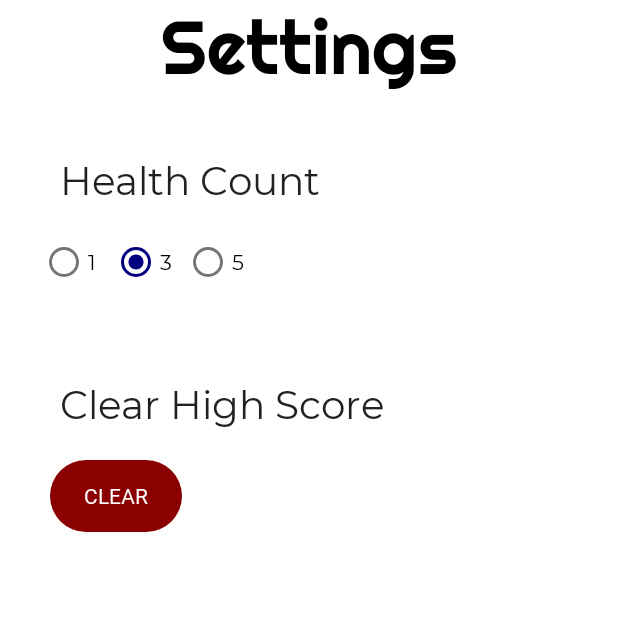
After one commit to gianmartind/PianoTiles, an Android app: the fragment SettingsFragment placed in its activity, on a phone screen of 412 x 824 dp, the top half of it. The commit adds this screen. Run offline under Robolectric (Android 15) with nearby library versions, the phone set to English and light mode, and no system bars.

Commit message:
settings page, changed to soundpool

```diff
--- a/app/src/main/java/com/example/pianotiles/SettingsPrefSaver.java
+++ b/app/src/main/java/com/example/pianotiles/SettingsPrefSaver.java
@@ -19,6 +19,6 @@ public class SettingsPrefSaver {
     }
 
     public int getKeyHealth(){
-        return this.sharedPreferences.getInt(KEY_HEALTH, 4);
+        return this.sharedPreferences.getInt(KEY_HEALTH, 3);
     }
 }
--- /dev/null
+++ b/app/src/main/java/com/example/pianotiles/presenter/SettingsFragmentPresenter.java
@@ -0,0 +1,69 @@
+package com.example.pianotiles.presenter;
+
+import android.content.Context;
+import android.content.DialogInterface;
+
+import androidx.appcompat.app.AlertDialog;
+
+import com.example.pianotiles.DBHandler;
+import com.example.pianotiles.SettingsPrefSaver;
+
+public class SettingsFragmentPresenter {
+    SettingsPrefSaver settingsPrefSaver;
+    ISettingsFragment ui;
+    int health;
+    DBHandler db;
+
+    public SettingsFragmentPresenter(ISettingsFragment ui, SettingsPrefSaver settingsPrefSaver, DBHandler db){
+        this.ui = ui;
+        this.settingsPrefSaver = settingsPrefSaver;
+        this.db = db;
+    }
+
+    public void loadHealth(){
+        this.health = this.settingsPrefSaver.getKeyHealth();
+        this.ui.loadHealth(this.health);
+    }
+
+    public void setHealth(int count){
+        if(count == 1){
+            this.health = 1;
+            this.settingsPrefSaver.saveHealth(this.health);
+            this.ui.loadHealth(this.health);
+        } else if(count == 3){
+            this.health = 3;
+            this.settingsPrefSaver.saveHealth(this.health);
+            this.ui.loadHealth(this.health);
+        } else if(count == 5){
+            this.health = 5;
+            this.settingsPrefSaver.saveHealth(this.health);
+            this.ui.loadHealth(this.health);
+        }
+    }
+    public void openClear(Context context){
+        AlertDialog.Builder builder = new AlertDialog.Builder(context);
+        builder.setTitle("Clear Data Confirmation");
+        builder.setMessage("Delete all item?");
+        builder.setPositiveButton("Yes", new DialogInterface.OnClickListener() {
+            public void onClick(DialogInterface dialog, int id) {
+                dialog.dismiss();
+                clearAll();
+            }
+        });
+        builder.setNegativeButton("No", new DialogInterface.OnClickListener() {
+            public void onClick(DialogInterface dialog, int id) {
+                dialog.dismiss();
+            }
+        });
+        AlertDialog alert = builder.create();
+        alert.show();
+    }
+
+    public void clearAll(){
+        this.db.deleteAllScore();
+    }
+
+    public interface ISettingsFragment{
+        void loadHealth(int count);
+    }
+}
--- a/app/src/main/java/com/example/pianotiles/view/HomeFragment.java
+++ b/app/src/main/java/com/example/pianotiles/view/HomeFragment.java
@@ -17,7 +17,7 @@ import com.example.pianotiles.FragmentListener;
 import com.example.pianotiles.R;
 
 public class HomeFragment extends Fragment implements View.OnClickListener {
-    Button startGame, highScore;
+    Button startGame, highScore, settings;
     CustomToast toast;
     FragmentListener fragmentListener;
     MediaPlayer song;
@@ -32,9 +32,11 @@ public class HomeFragment extends Fragment implements View.OnClickListener {
         this.toast = new CustomToast(toastView, getActivity().getApplicationContext());
         this.startGame = view.findViewById(R.id.btn_start);
         this.highScore = view.findViewById(R.id.btn_high_score);
+        this.settings = view.findViewById(R.id.btn_settings);
 
         this.startGame.setOnClickListener(this);
         this.highScore.setOnClickListener(this);
+        this.settings.setOnClickListener(this);
 
         this.song = MediaPlayer.create(getActivity(),R.raw.canon);
 
@@ -69,6 +71,8 @@ public class HomeFragment extends Fragment implements View.OnClickListener {
             this.fragmentListener.changePage(1);
         } else if(v == this.highScore){
             this.fragmentListener.changePage(3);
+        } else if(v == this.settings){
+            this.fragmentListener.changePage(4);
         }
     }
 }
--- a/app/src/main/java/com/example/pianotiles/view/MainActivity.java
+++ b/app/src/main/java/com/example/pianotiles/view/MainActivity.java
@@ -18,6 +18,7 @@ public class MainActivity extends AppCompatActivity implements FragmentListener
     GameoverFragment gameoverFragment;
     HomeFragment homeFragment;
     HighScoreFragment highScoreFragment;
+    SettingsFragment settingsFragment;
 
     @Override
     protected void onCreate(Bundle savedInstanceState) {
@@ -31,6 +32,7 @@ public class MainActivity extends AppCompatActivity implements FragmentListener
         this.mainFragment = new MainFragment();
         this.gameoverFragment = GameoverFragment.newInstance(0);
         this.highScoreFragment = new HighScoreFragment();
+        this.settingsFragment = new SettingsFragment();
 
         changePage(0);
 
@@ -47,6 +49,8 @@ public class MainActivity extends AppCompatActivity implements FragmentListener
             ft.replace(R.id.fragment_container, this.gameoverFragment).addToBackStack(null);
         } else if(i == 3){
             ft.replace(R.id.fragment_container, this.highScoreFragment).addToBackStack(null);
+        } else if(i == 4){
+            ft.replace(R.id.fragment_container, this.settingsFragment).addToBackStack(null);
         }
         ft.commit();
     }
--- /dev/null
+++ b/app/src/main/java/com/example/pianotiles/view/SettingsFragment.java
@@ -0,0 +1,77 @@
+package com.example.pianotiles.view;
+
+import android.os.Bundle;
+import android.view.LayoutInflater;
+import android.view.View;
+import android.view.ViewGroup;
+import android.widget.Button;
+import android.widget.RadioButton;
+import android.widget.RadioGroup;
+
+import androidx.annotation.NonNull;
+import androidx.annotation.Nullable;
+import androidx.fragment.app.Fragment;
+
+import com.example.pianotiles.DBHandler;
+import com.example.pianotiles.R;
+import com.example.pianotiles.SettingsPrefSaver;
+import com.example.pianotiles.presenter.SettingsFragmentPresenter;
+
+public class SettingsFragment extends Fragment implements View.OnClickListener, SettingsFragmentPresenter.ISettingsFragment {
+    RadioGroup healthCount;
+    RadioButton health1, health3, health5;
+    Button clearScore;
+    SettingsPrefSaver settingsPrefSaver;
+    SettingsFragmentPresenter settingsFragmentPresenter;
+    DBHandler db;
+    public SettingsFragment(){}
+
+    @Nullable
+    @Override
+    public View onCreateView(@NonNull LayoutInflater inflater, @Nullable ViewGroup container, @Nullable Bundle savedInstanceState) {
+        View view = inflater.inflate(R.layout.settings_page, container, false);
+
+        this.healthCount = view.findViewById(R.id.health_count);
+        this.health1 = view.findViewById(R.id.health_1);
+        this.health3 = view.findViewById(R.id.health_3);
+        this.health5 = view.findViewById(R.id.health_5);
+        this.clearScore = view.findViewById(R.id.clear_score);
+
+        this.db = new DBHandler(this.getActivity());
+        this.settingsPrefSaver = new SettingsPrefSaver(this.getActivity());
+        this.settingsFragmentPresenter = new SettingsFragmentPresenter(this, this.settingsPrefSaver, this.db);
+
+        this.health1.setOnClickListener(this);
+        this.health3.setOnClickListener(this);
+        this.health5.setOnClickListener(this);
+        this.clearScore.setOnClickListener(this);
+
+        this.settingsFragmentPresenter.loadHealth();
+        return view;
+    }
+
+    @Override
+    public void onClick(View v) {
+        if(v == this.health1){
+            this.settingsFragmentPresenter.setHealth(1);
+        } else if(v == this.health3){
+            this.settingsFragmentPresenter.setHealth(3);
+        } else if(v == this.health5){
+            this.settingsFragmentPresenter.setHealth(5);
+        } else if(v == this.clearScore){
+            this.settingsFragmentPresenter.openClear(this.getActivity());
+        }
+    }
+
+    @Override
+    public void loadHealth(int count) {
+        if(count == 1){
+            this.health1.setChecked(true);
+        } else if(count == 3){
+            this.health3.setChecked(true);
+        } else if(count == 5){
+            this.health5.setChecked(true);
+        }
+    }
+
+}
--- /dev/null
+++ b/app/src/main/res/layout/settings_page.xml
@@ -0,0 +1,108 @@
+<?xml version="1.0" encoding="utf-8"?>
+<LinearLayout
+    xmlns:android="http://schemas.android.com/apk/res/android"
+    android:layout_width="match_parent"
+    android:layout_height="match_parent"
+    android:orientation="vertical">
+
+    <TextView
+        android:layout_width="wrap_content"
+        android:layout_height="wrap_content"
+        android:text="@string/settings"
+        android:textSize="50sp"
+        android:fontFamily="@font/righteous"
+        android:textColor="@color/black"
+        android:layout_gravity="center"/>
+
+    <ScrollView
+        android:layout_width="match_parent"
+        android:layout_height="0dp"
+        android:layout_weight="1">
+
+        <LinearLayout
+            android:layout_width="match_parent"
+            android:layout_height="match_parent"
+            android:orientation="vertical"
+            android:padding="40px">
+
+            <LinearLayout
+                android:layout_width="match_parent"
+                android:layout_height="wrap_content"
+                android:orientation="vertical">
+
+                <TextView
+                    android:layout_width="match_parent"
+                    android:layout_height="wrap_content"
+                    android:fontFamily="@font/montserrat"
+                    android:textColor="?android:attr/textColorPrimary"
+                    android:textSize="26sp"
+                    android:padding="20px"
+                    android:text="@string/health_count" />
+
+                <RadioGroup
+                    android:id="@+id/health_count"
+                    android:layout_width="wrap_content"
+                    android:layout_height="wrap_content"
+                    android:orientation="horizontal">
+
+                    <RadioButton
+                        android:id="@+id/health_1"
+                        android:layout_width="wrap_content"
+                        android:layout_height="wrap_content"
+                        android:text="@string/one"
+                        android:fontFamily="@font/montserrat"/>
+
+                    <RadioButton
+                        android:id="@+id/health_3"
+                        android:layout_width="match_parent"
+                        android:layout_height="wrap_content"
+                        android:text="@string/three"
+                        android:fontFamily="@font/montserrat"/>
+
+                    <RadioButton
+                        android:id="@+id/health_5"
+                        android:layout_width="wrap_content"
+                        android:layout_height="wrap_content"
+                        android:text="@string/five"
+                        android:fontFamily="@font/montserrat"/>
+
+                </RadioGroup>
+
+            </LinearLayout>
+
+            <View
+                android:layout_width="match_parent"
+                android:layout_height="40dp"/>
+
+            <LinearLayout
+                android:layout_width="match_parent"
+                android:layout_height="wrap_content"
+                android:orientation="vertical">
+
+                <TextView
+                    android:layout_width="match_parent"
+                    android:layout_height="wrap_content"
+                    android:fontFamily="@font/montserrat"
+                    android:textColor="?android:attr/textColorPrimary"
+                    android:textSize="26sp"
+                    android:padding="20px"
+                    android:text="@string/clear_score" />
+
+                <android.widget.Button
+                    android:layout_width="wrap_content"
+                    android:layout_height="wrap_content"
+                    android:layout_margin="10px"
+                    android:id="@+id/clear_score"
+                    android:text="clear"
+                    android:background="@drawable/custom_button"
+                    android:backgroundTint="@color/darkRed"
+                    android:textColor="@color/white"
+                    android:fontFamily="@font/noto_sans"/>
+
+            </LinearLayout>
+
+        </LinearLayout>
+
+    </ScrollView>
+
+</LinearLayout>
--- a/app/src/main/res/values/strings.xml
+++ b/app/src/main/res/values/strings.xml
@@ -14,4 +14,11 @@
     <string name="save">SAVE</string>
     <string name="enter_name">Enter your name</string>
     <string name="save_name">Save</string>
+    <string name="settings">Settings</string>
+    <string name="settings_title">Settings</string>
+    <string name="one">1</string>
+    <string name="three">3</string>
+    <string name="five">5</string>
+    <string name="clear_score">Clear High Score</string>
+    <string name="health_count">Health Count</string>
 </resources>
--- a/app/src/main/res/values/themes.xml
+++ b/app/src/main/res/values/themes.xml
@@ -2,11 +2,11 @@
     <!-- Base application theme. -->
     <style name="Theme.PianoTiles" parent="Theme.MaterialComponents.DayNight.DarkActionBar">
         <!-- Primary brand color. -->
-        <item name="colorPrimary">@color/lightBlue</item>
+        <item name="colorPrimary">@color/darkBlue</item>
         <item name="colorPrimaryVariant">@color/darkBlue</item>
         <item name="colorOnPrimary">@color/black</item>
         <!-- Secondary brand color. -->
-        <item name="colorSecondary">@color/teal_200</item>
+        <item name="colorSecondary">@color/darkBlue</item>
         <item name="colorSecondaryVariant">@color/teal_700</item>
         <item name="colorOnSecondary">@color/black</item>
         <!-- Status bar color. -->
```
Also changed, not shown: app/src/main/java/com/example/pianotiles/DBHandler.java (+1 -21 lines), app/src/main/java/com/example/pianotiles/presenter/MainFragmentPresenter.java (+7 -2 lines), app/src/main/java/com/example/pianotiles/presenter/SensorThread.java (+7 -7 lines), app/src/main/java/com/example/pianotiles/presenter/ThreadHandler.java (+9 -0 lines), app/src/main/java/com/example/pianotiles/view/MainFragment.java (+30 -14 lines), app/src/main/res/layout/fragment_home.xml (+10 -0 lines).
